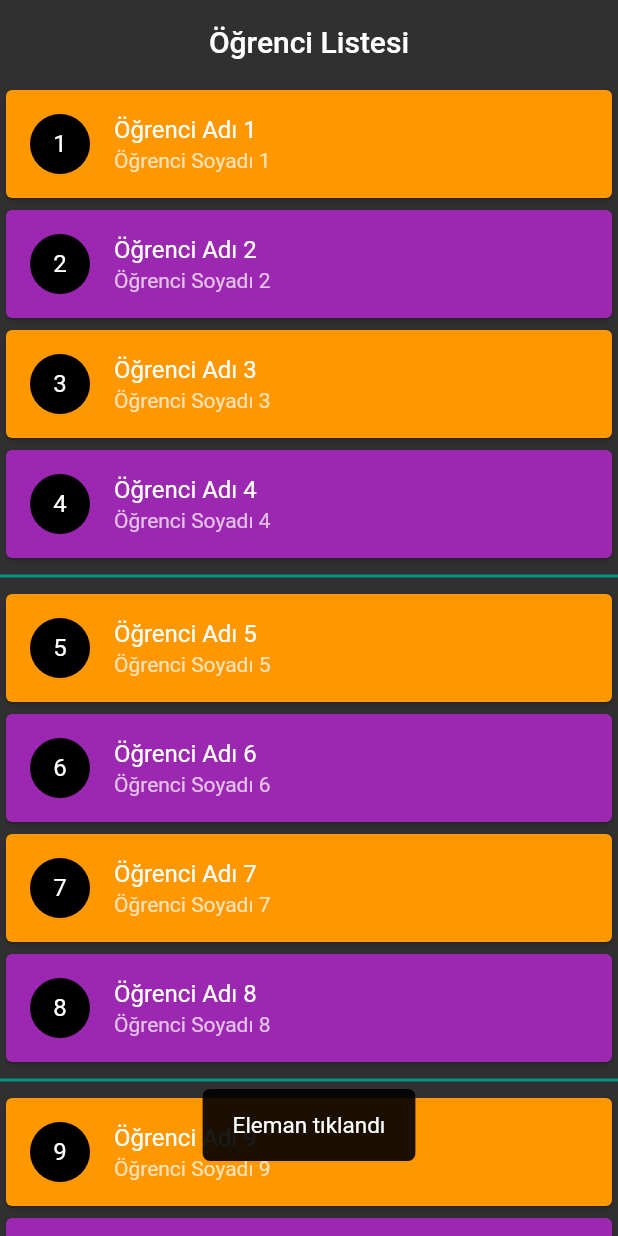
After one commit to berkcangumusisik/100daysOfFlutter, a Flutter app: the screen it shows after launch, after a tap on an icon or button, on a phone screen of 412 x 824 dp. The commit adds this screen. Run offline on Flutter 3.47's test engine with Material 2 defaults, Android fonts, the light colour scheme and no system bars; our stand-ins replace dio, flutter_easyloading, flutter_spinkit, palette_generator.

Commit message:
Day 43 Added.

```diff
--- /dev/null
+++ b/flutter_full_learn/lib/Day43/listLearnView.dart
@@ -0,0 +1,128 @@
+import 'package:flutter/cupertino.dart';
+import 'package:flutter/material.dart';
+import 'package:flutter_easyloading/flutter_easyloading.dart';
+
+class ListLearnView extends StatefulWidget {
+  const ListLearnView({Key? key}) : super(key: key);
+
+  @override
+  State<ListLearnView> createState() => _ListLearnViewState();
+}
+
+class _ListLearnViewState extends State<ListLearnView> {
+  List<Ogrenci> tumOgrenciler = List.generate(
+    5000,
+    (index) => Ogrenci(
+        index + 1, 'Öğrenci Adı ${index + 1}', 'Öğrenci Soyadı ${index + 1}'),
+  );
+  @override
+  Widget build(BuildContext context) {
+    return Scaffold(
+        appBar: AppBar(
+          title: const Text('Öğrenci Listesi'),
+        ),
+        body: buildListviewSeparated());
+  }
+
+  ListView buildListviewSeparated() {
+    return ListView.separated(
+      itemBuilder: (BuildContext context, int index) {
+        var oankiOgrenci = tumOgrenciler[index];
+        return Card(
+          color: index % 2 == 0 ? Colors.orange : Colors.purple,
+          child: ListTile(
+            onTap: () {
+              if (index % 2 == 0) {
+                EasyLoading.instance.backgroundColor = Colors.red;
+                EasyLoading.instance.textColor = Colors.purple;
+              } else {
+                EasyLoading.instance.backgroundColor = Colors.blue;
+              }
+              EasyLoading.showToast('Eleman tıklandı',
+                  duration: Duration(
+                    seconds: 3,
+                  ),
+                  dismissOnTap: true,
+                  toastPosition: EasyLoadingToastPosition.bottom);
+            },
+            onLongPress: () {
+              _alertDialogIslemleri(context, oankiOgrenci);
+            },
+            title: Text(oankiOgrenci.isim),
+            subtitle: Text(oankiOgrenci.soyisim),
+            leading: CircleAvatar(
+              child: Text(oankiOgrenci.id.toString()),
+            ),
+          ),
+        );
+      },
+      itemCount: tumOgrenciler.length,
+      separatorBuilder: (context, index) {
+        var yeniIndex = index + 1;
+        if (yeniIndex % 4 == 0) {
+          return Divider(
+            thickness: 2,
+            color: Colors.teal,
+          );
+        }
+        return const SizedBox();
+      },
+    );
+  }
+
+  ListView klasikListView() {
+    return ListView(
+      children: tumOgrenciler
+          .map(
+            (Ogrenci ogr) => ListTile(
+              title: Text(ogr.isim),
+              subtitle: Text(ogr.soyisim),
+              leading: CircleAvatar(
+                child: Text(ogr.id.toString()),
+              ),
+            ),
+          )
+          .toList(),
+    );
+  }
+
+  void _alertDialogIslemleri(BuildContext myContext, Ogrenci secilen) {
+    showDialog(
+        barrierDismissible: false,
+        context: myContext,
+        builder: (context) {
+          return AlertDialog(
+            title: Text(secilen.toString()),
+            actions: [
+              ButtonBar(
+                children: [
+                  TextButton(
+                    onPressed: () {
+                      Navigator.pop(context);
+                    },
+                    child: Text('KAPAT'),
+                  ),
+                  TextButton(
+                    onPressed: () {},
+                    child: Text('TAMAM'),
+                  ),
+                ],
+              )
+            ],
+          );
+        });
+  }
+}
+
+class Ogrenci {
+  final int id;
+  final String isim;
+  final String soyisim;
+
+  Ogrenci(this.id, this.isim, this.soyisim);
+
+  @override
+  String toString() {
+    return 'İsim : $isim Soyisim:$soyisim id:$id';
+  }
+}
--- a/flutter_full_learn/pubspec.yaml
+++ b/flutter_full_learn/pubspec.yaml
@@ -38,6 +38,7 @@ dependencies:
   # Animation
   flutter_spinkit: ^5.1.0
   palette_generator: ^0.3.3+2
+  flutter_easyloading: ^3.0.0
   # The following adds the Cupertino Icons font to your application.
   # Use with the CupertinoIcons class for iOS style icons.
   cupertino_icons: ^1.0.2
```
Also changed, not shown: flutter_full_learn/lib/Day43/popupLearnView.dart (added, +92 -0 lines), flutter_full_learn/lib/main.dart (+22 -1 lines), flutter_full_learn/pubspec.lock, 1 other file.
